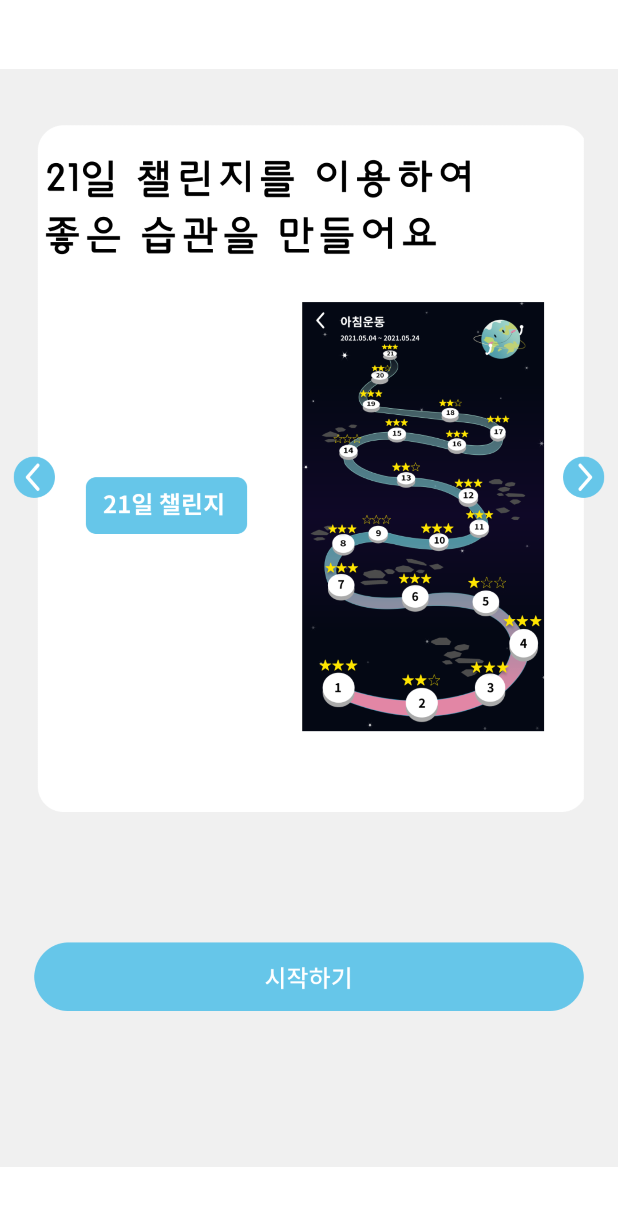
After one commit to bee-p/Plan-et, an Android app: the layout tutorial2.xml on its own in the app's theme, with its tools: preview values and no code run, on a phone screen of 412 x 824 dp. The commit adds this screen. Shown: the top 1206 px of the screen. Run offline under Robolectric (Android 15) with nearby library versions, the phone set to English and light mode, and no system bars.

Commit message:
add:튜토리얼 123구현, systemui button 위치가 이상하다

```diff
--- a/app/src/main/AndroidManifest.xml
+++ b/app/src/main/AndroidManifest.xml
@@ -9,9 +9,11 @@
         android:roundIcon="@mipmap/ic_launcher_round"
         android:supportsRtl="true"
         android:theme="@style/Theme.Planet">
+        <!-- 메인 화면-->
         <activity android:name=".Splashscreen"
             android:label="@string/app_name"
             android:exported="false">
+            <!--어플이 실행될때 가장 먼저 실행하도록 하는 코드-->
            <intent-filter>
                <action android:name="android.intent.action.MAIN"/>
 
--- a/app/src/main/java/com/example/plan_et/Calender.java
+++ b/app/src/main/java/com/example/plan_et/Calender.java
@@ -14,6 +14,6 @@ public class Calender extends Fragment {
     public View onCreateView(LayoutInflater inflater, ViewGroup container,
                              Bundle savedInstanceState) {
         // Inflate the layout for this fragment
-        return inflater.inflate(R.layout.fragment_calender, container, false);
+        return inflater.inflate(R.layout.calenderhome, container, false);
     }
 }
--- a/app/src/main/java/com/example/plan_et/Splashscreen.java
+++ b/app/src/main/java/com/example/plan_et/Splashscreen.java
@@ -21,7 +21,7 @@ public class Splashscreen extends Activity {
     @Override
     public void onCreate(Bundle savedInstanceState) {
         super.onCreate(savedInstanceState);
-        setContentView(R.layout.activity_splashscreen);
+        setContentView(R.layout.activity_splash);
         StartAnimations();
     }
     private void StartAnimations() {
--- a/app/src/main/java/com/example/plan_et/main_act.java
+++ b/app/src/main/java/com/example/plan_et/main_act.java
@@ -16,7 +16,7 @@ public class main_act extends AppCompatActivity {
     @Override
     protected void onCreate(Bundle savedInstanceState) {
         super.onCreate(savedInstanceState);
-        setContentView(R.layout.activity_main_act);
+        setContentView(R.layout.activity_main);
 
         bottomNavigationView = findViewById(R.id.bottomNavi);
 
--- /dev/null
+++ b/app/src/main/java/com/example/plan_et/tutorial.java
@@ -0,0 +1,4 @@
+package com.example.plan_et;
+
+public class tutorial {
+}
--- a/app/src/main/java/exportkit/xd/activity_mainhome_activity.java
+++ b/app/src/main/java/exportkit/xd/activity_mainhome_activity.java
@@ -39,7 +39,7 @@ public class activity_mainhome_activity extends Activity {
 	public void onCreate(Bundle savedInstanceState) {
 
 		super.onCreate(savedInstanceState);
-		setContentView(R.layout.activity_mainhome);
+		setContentView(R.layout.activity_main);
 
 
 		_bg__main_home = (View) findViewById(R.id._bg__main_home);
--- /dev/null
+++ b/app/src/main/res/layout/tutorial2.xml
@@ -0,0 +1,50 @@
+<?xml version="1.0" encoding="utf-8"?>
+<?xml version="1.0" encoding="utf-8"?>
+<LinearLayout
+    xmlns:android="http://schemas.android.com/apk/res/android"
+    xmlns:app="http://schemas.android.com/apk/res-auto"
+    android:layout_width="match_parent"
+    android:layout_height="match_parent">
+
+    <FrameLayout
+        android:layout_width="match_parent"
+        android:layout_height="match_parent">
+        <ImageView
+            android:id="@+id/imageView2"
+            android:layout_width="wrap_content"
+            android:layout_height="wrap_content"
+
+            app:srcCompat="@drawable/tutorial2"
+            android:contentDescription=" "
+            />
+
+        <Button
+            android:layout_width="350dp"
+            android:layout_height="50dp"
+            android:layout_marginStart="30dp"
+            android:layout_marginTop="580dp"
+            android:background="#00ff0000"
+
+            android:contentDescription=" "
+            >
+
+        </Button>
+
+        <Button
+            android:layout_width="30dp"
+            android:layout_height="30dp"
+            android:layout_marginStart="373dp"
+            android:layout_marginTop="258dp"
+            android:background="#00ff0000">
+
+        </Button>
+        <Button
+            android:layout_width="30dp"
+            android:layout_height="30dp"
+            android:layout_marginStart="10dp"
+            android:layout_marginTop="258dp"
+            android:background="#00ff0000">
+
+        </Button>
+    </FrameLayout>
+</LinearLayout>
--- a/app/src/main/res/values/themes.xml
+++ b/app/src/main/res/values/themes.xml
@@ -1,6 +1,6 @@
 <resources xmlns:tools="http://schemas.android.com/tools">
     <!-- Base application theme. -->
-    <style name="Theme.Planet" parent="Theme.MaterialComponents.DayNight.DarkActionBar">
+    <style name="Theme.Planet" parent="Theme.MaterialComponents.DayNight.NoActionBar">
         <!-- Primary brand color. -->
         <item name="colorPrimary">@color/purple_500</item>
         <item name="colorPrimaryVariant">@color/purple_700</item>
```
Also changed, not shown: app/src/main/res/layout/tutorial1.xml (added, +35 -0 lines), app/src/main/res/layout/tutorial3.xml (added, +44 -0 lines), app/src/main/res/drawable-v24/home_ch/모션 영역.png (deleted), app/src/main/res/drawable/tutorial1.png (added), app/src/main/res/drawable/tutorial2.png (added), app/src/main/res/drawable/tutorial3.png (added).
